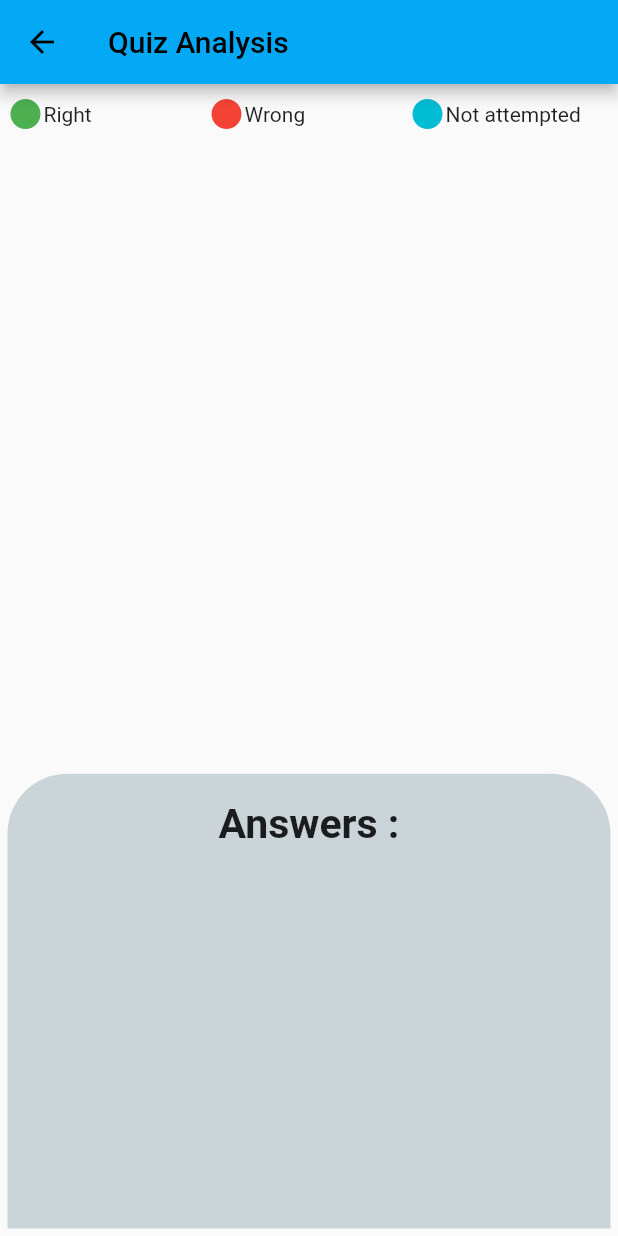
After one commit to 11Urvesh/QuizoidApp, a Flutter app: the Analyse screen opened directly, on a phone screen of 412 x 824 dp. The commit adds this screen. Run offline on Flutter 3.47's test engine with Material 2 defaults, Android fonts, the phone set to English and light mode, and no system bars; our stand-ins replace cloud_firestore, email_validator, firebase_auth, firebase_core, firebase_storage, image_picker and 2 more; missing offline and left inert: clipboard; accounts and stored records are empty; network calls fail.

Commit message:
Attemp Quiz Feature

```diff
--- /dev/null
+++ b/lib/AttemptQuiz/QuizAnalysis.dart
@@ -0,0 +1,140 @@
+import 'package:flutter/material.dart';
+import '../CreateQuiz/tempData.dart';
+import 'package:flutter/rendering.dart';
+
+class Analyse extends StatelessWidget {
+  final ScrollController _controllerOne = ScrollController();
+  final ScrollController _controllertwo = ScrollController();
+
+  @override
+  Widget build(BuildContext context) {
+    return SafeArea(
+          child: Scaffold(
+        appBar: AppBar(
+          title: Text('Quiz Analysis'),
+        ),
+        body: Container(
+          height: double.maxFinite,
+          width: double.maxFinite,
+          padding: const EdgeInsets.all(5.0),
+          child: LayoutBuilder(builder: (context, constraints) {
+            return Column(
+              children: [
+                Container(
+                  height: constraints.maxHeight *  0.04,
+                  width: constraints.maxWidth,
+                  child: Row(
+                    mainAxisAlignment: MainAxisAlignment.spaceEvenly,
+                    children: [
+                      Expanded(
+                        flex: 3,
+                        child: Row(
+                          children: [
+                            Icon(Icons.circle,color: Colors.green),
+                            Text('Right')
+                          ],
+                        )
+                      ),
+                      Expanded(
+                        flex: 3,
+                        child: Row(
+                          children: [
+                            Icon(Icons.circle,color: Colors.red),
+                            Text('Wrong')
+                          ],
+                        )
+                      ),
+                      Expanded(
+                        flex: 3,
+                        child: Row(
+                          children: [
+                            Icon(Icons.circle,color: Colors.cyan),
+                            Text('Not attempted')
+                          ],
+                        )
+                      ),
+                    ],
+                  )
+                ),
+                Container(
+                  height: constraints.maxHeight * 0.56,
+                  width: constraints.maxWidth,
+                  child: Scrollbar(
+                    isAlwaysShown: true,
+                    controller: _controllerOne,
+                    child: ListView.builder(
+                      controller: _controllerOne,
+                      itemBuilder: (context, index) {
+                        return Padding(
+                                padding:
+                                    const EdgeInsets.only(top: 5.0, right: 5.0),
+                                child: ListTile(
+                                  leading: Text('${index+1}'),
+                                  title: Text('${questions[index]}'),
+                                  tileColor: choosenOption[index] ==
+                                          answers[index]
+                                      ? Colors.green.withOpacity(0.3)
+                                      : (choosenOption[index] == null
+                                          ? Colors.cyan.withOpacity(0.3)
+                                          : Colors.red.withOpacity(0.3)),
+                                ),
+                              );
+                      },
+                      itemCount: questions.length,
+                    ),
+                  ),
+                ),
+                Container(
+                  height: constraints.maxHeight * 0.4,
+                  width: constraints.maxWidth,
+                  decoration: BoxDecoration(
+                    color: Colors.blueGrey.withOpacity(0.3),
+                    borderRadius: BorderRadius.only(
+                      topLeft: Radius.circular(40),
+                      topRight: Radius.circular(40)
+                    )
+                  ),
+                  child: LayoutBuilder(builder: (context, constraints2) {
+                    return Column(
+                      mainAxisAlignment: MainAxisAlignment.spaceEvenly,
+                      children: [
+                        Container(
+                            height: constraints2.maxHeight * 0.15,
+                            width: constraints2.maxWidth * 0.3,
+                            child: FittedBox(
+                              child: const Text('Answers :',style: TextStyle(fontWeight: FontWeight.bold),),
+                              fit: BoxFit.contain,
+                            )),
+                        Container(
+                            height: constraints2.maxHeight * 0.75,
+                            padding: const EdgeInsets.only(left: 5.0, right: 5.0),
+                            child: Scrollbar(
+                              controller: _controllertwo,
+                              isAlwaysShown: true,
+                              child: ListView.builder(
+                                controller: _controllertwo,
+                                itemBuilder: (context, index) {
+                                  return Padding(
+                                          padding: EdgeInsets.only(top: 3),
+                                          child: Text(
+                                            '${index+1} -   ${options[index]['${answers[index]}']}',
+                                            style: TextStyle(fontSize: 16),
+                                            maxLines: 3,
+                                          ),
+                                        );
+                                },
+                                itemCount: answers.length,
+                              ),
+                            ))
+                      ],
+                    );
+                  }),
+                )
+              ],
+            );
+          }),
+        ),
+      ),
+    );
+  }
+}
--- a/lib/CreateQuiz/tempData.dart
+++ b/lib/CreateQuiz/tempData.dart
@@ -1,3 +1,4 @@
 List<String> questions = [];
 List<int> answers = [];
-List<Map<String,String>> options = [];
+List<Map<String,dynamic>> options = [];
+List<int> choosenOption = [];
```
Also changed, not shown: lib/AttemptQuiz/QuestionModel.dart (added, +71 -0 lines), lib/AttemptQuiz/QuizPage.dart (added, +192 -0 lines), lib/AttemptQuiz/attempteQuiz.dart (added, +72 -0 lines), lib/AttemptQuiz/startQuiz.dart (added, +89 -0 lines), lib/Home_Screen.dart (+26 -8 lines).
